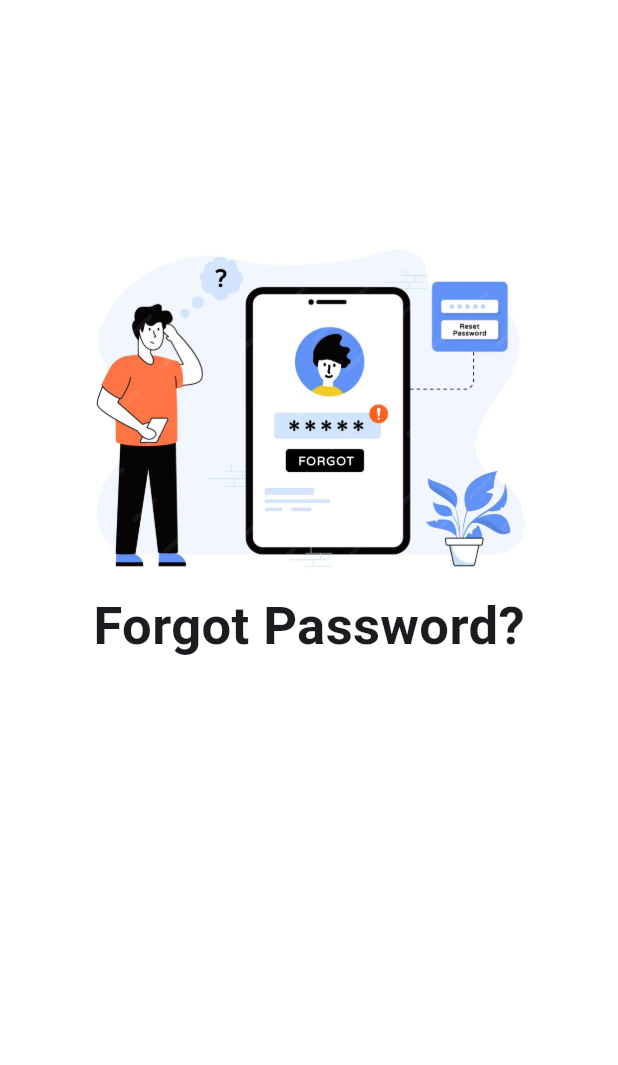
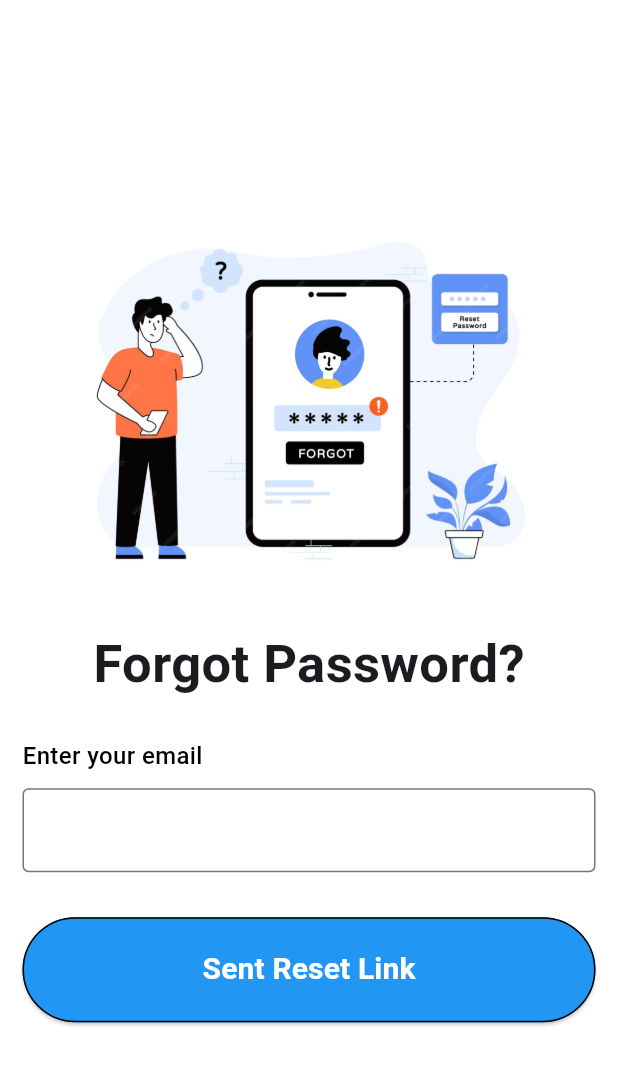
Before and after one commit to 4rshxnth/auth_ui_flutter, a Flutter app: the Forgot screen opened directly, on a phone screen of 412 x 824 dp. Shown: the top 1065 px of the screen. Run offline on Flutter 3.47's test engine with Material 3 defaults, Android fonts, the phone set to English and light mode, and no system bars; our stand-ins replace firebase_auth, firebase_core; accounts and stored records are empty.

```diff
--- a/analysis_options.yaml
+++ b/analysis_options.yaml
@@ -7,6 +7,10 @@
 
 # The following line activates a set of recommended lints for Flutter apps,
 # packages, and plugins designed to encourage good coding practices.
+analyzer:
+  errors:
+    use_build_context_synchronously: ignore
+    non_constant_identifier_names: ignore
 include: package:flutter_lints/flutter.yaml
 
 linter:
--- a/lib/forgot.dart
+++ b/lib/forgot.dart
@@ -1,22 +1,91 @@
+import 'package:auth_ui_flutter/services.dart';
 import 'package:flutter/material.dart';
 
-class Forgot extends StatelessWidget {
+class Forgot extends StatefulWidget {
   const Forgot({super.key});
 
+  @override
+  State<Forgot> createState() => _ForgotState();
+}
+
+class _ForgotState extends State<Forgot> {
+  TextEditingController emailController = TextEditingController();
+  final formkey = GlobalKey<FormState>();
   @override
   Widget build(BuildContext context) {
     return Scaffold(
       backgroundColor: Colors.white,
-      body: Center(
+      body: Form(
+        key: formkey,
+        child: Padding(
+          padding: const EdgeInsets.all(15.0),
+          child: Center(
             child: Column(
               children: [
-            SizedBox(height: 150),
+                SizedBox(height: 130),
                 Image.asset('assets/forgot.jpg', width: 300),
+                SizedBox(height: 30),
                 Text(
                   'Forgot Password?',
                   style: TextStyle(fontSize: 35, fontWeight: FontWeight.bold),
                 ),
+                SizedBox(height: 25),
+                Align(
+                  alignment: Alignment.topLeft,
+                  child: Text(
+                    'Enter your email',
+                    style: TextStyle(
+                      fontSize: 16,
+                      color: Colors.black,
+                      fontWeight: FontWeight.w500,
+                    ),
+                  ),
+                ),
+                SizedBox(height: 10),
+                TextFormField(
+                  validator: (value) {
+                    if (value == null || value.isEmpty) {
+                      return 'Please enter your email';
+                    }
+                    if (!value.contains('@')) {
+                      return '@ is required';
+                    }
+                    return null;
+                  },
+                  controller: emailController,
+                  decoration: InputDecoration(
+                    border: OutlineInputBorder(
+                      borderSide: BorderSide(color: Colors.black, width: 1),
+                    ),
+                  ),
+                ),
+                SizedBox(height: 30),
+                SizedBox(
+                  height: 70,
+                  width: double.infinity,
+                  child: ElevatedButton(
+                    onPressed: () {
+                      if (formkey.currentState!.validate()) {
+                        forgot(Email: emailController.text, context: context);
+                      }
+                    },
+                    style: ElevatedButton.styleFrom(
+                      backgroundColor: Colors.blue,
+                      side: BorderSide(color: Colors.black, width: 1),
+                    ),
+                    child: Text(
+                      'Sent Reset Link',
+                      style: TextStyle(
+                        color: Colors.white,
+                        fontSize: 20,
+                        fontWeight: FontWeight.bold,
+                      ),
+                    ),
+                  ),
+                ),
               ],
+            ),
+          ),
         ),
       ),
     );
```
Also changed, not shown: lib/login.dart (+12 -3 lines), lib/services.dart (+38 -1 lines), lib/signup.dart (+7 -5 lines). Lines whose indentation alone changed are shown as unchanged.
